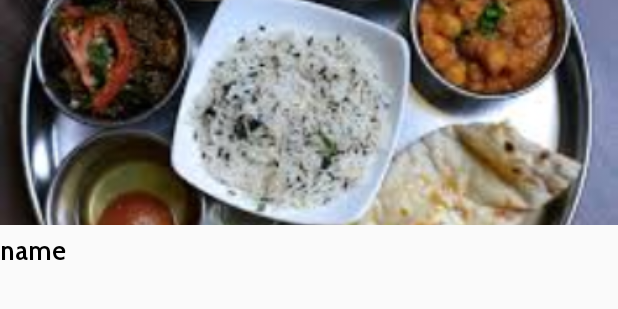
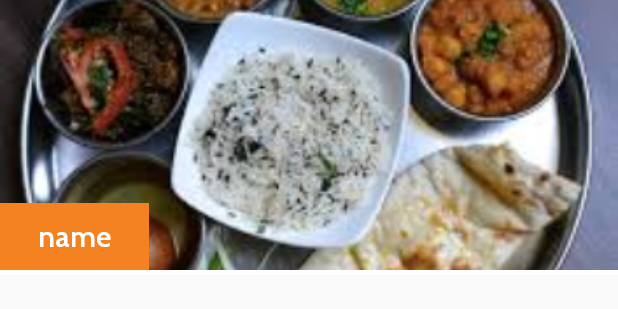
Before and after one commit to priyadharsini586/Android_Restaurants_App, an Android app: the layout catagory_layout.xml on its own in the app's theme, with its tools: preview values and no code run, on a phone screen of 412 x 824 dp. Shown: the top 309 px of the screen. Run offline under Robolectric (Android 15) with nearby library versions, the phone set to English and light mode, and no system bars.

Commit message:
catagory changes

```diff
--- a/app/src/main/AndroidManifest.xml
+++ b/app/src/main/AndroidManifest.xml
@@ -51,7 +51,7 @@
         </receiver>
 
         <activity android:name=".activity.LoginActivity" />
-        <activity android:name=".activity.ItemActivity" />
+        <activity android:name=".fragment.ItemFragment" />
         <activity
             android:name=".activity.MenuNavigationActivity"
             android:theme="@style/AppTheme.NoActionBar"/>
--- a/app/src/main/java/com/nickteck/restaurantapp/model/Constants.java
+++ b/app/src/main/java/com/nickteck/restaurantapp/model/Constants.java
@@ -22,5 +22,6 @@ public class Constants {
     //fragment
     public static String CONTENTFRAGMENT = "CONTENT_FRAGMENT";
     public static String CATEGORY_FRAGMENT = "CATEGORY_FRAGMENT";
+    public static String ITEM_FRAGMENT = "ITEM_FRAGMENT";
 
 }
--- a/app/src/main/res/layout/activity_item.xml
+++ b/app/src/main/res/layout/activity_item.xml
@@ -5,7 +5,9 @@
     android:layout_width="match_parent"
     android:layout_height="match_parent"
     android:orientation="vertical"
-    tools:context="com.nickteck.restaurantapp.activity.ItemActivity">
+    tools:context="com.nickteck.restaurantapp.fragment.ItemFragment"
+    android:background="@color/colorPrimary"
+    >
 
 
     <android.support.v7.widget.RecyclerView
--- a/app/src/main/res/layout/catagory_layout.xml
+++ b/app/src/main/res/layout/catagory_layout.xml
@@ -1,22 +1,42 @@
 <?xml version="1.0" encoding="utf-8"?>
-<LinearLayout xmlns:android="http://schemas.android.com/apk/res/android"
+<RelativeLayout
+    xmlns:android="http://schemas.android.com/apk/res/android"
     android:layout_width="match_parent"
     android:orientation="vertical"
-    android:layout_height="wrap_content">
+    android:layout_height="wrap_content"
+    android:id="@+id/rldMainMenu">
     <ImageView
         android:layout_width="match_parent"
-        android:layout_height="150dp"
+        android:layout_height="180dp"
         android:src="@drawable/cook1"
         android:scaleType="centerCrop"
         android:id="@+id/cat_image" />
-    <TextView
-        android:id="@+id/cat_name"
+    <LinearLayout
         android:layout_width="match_parent"
         android:layout_height="wrap_content"
-        android:paddingTop="5dp"
-        android:gravity="left"
-        android:text="name"
-        android:textColor="@color/black_color"
-        android:textSize="18sp" />
+        android:layout_alignBottom="@id/cat_image"
+        android:id="@+id/ldtImage">
+        <!--android:background="#66000000"-->
 
-</LinearLayout>
+
+        <TextView
+            android:id="@+id/cat_name"
+            android:layout_width="wrap_content"
+            android:layout_height="wrap_content"
+            android:gravity="left"
+            android:paddingLeft="25dp"
+            android:paddingRight="25dp"
+            android:paddingTop="10dp"
+            android:paddingBottom="10dp"
+            android:text="name"
+            android:textStyle="bold"
+            android:textColor="@color/white_color"
+            android:textSize="20sp"
+            android:background="@color/orange_color"/>
+    </LinearLayout>
+    <View
+        android:layout_width="match_parent"
+        android:layout_height="3dp"
+        android:background="@color/white_color"
+        android:layout_below="@id/ldtImage"/>
+</RelativeLayout>
--- a/app/src/main/res/layout/fragment_content.xml
+++ b/app/src/main/res/layout/fragment_content.xml
@@ -62,7 +62,8 @@
             android:layout_width="0dp"
             android:layout_height="wrap_content"
             android:orientation="vertical"
-            android:layout_weight="1">
+            android:layout_weight="1"
+            android:id="@+id/ldtMenuList">
             <ImageView
                 android:layout_width="@dimen/menu_image_dimen"
                 android:layout_height="@dimen/menu_image_dimen"
--- a/app/src/main/res/menu/activity_menu_navigation_drawer.xml
+++ b/app/src/main/res/menu/activity_menu_navigation_drawer.xml
@@ -8,7 +8,7 @@
     <group android:checkableBehavior="single"
         >
         <item
-            android:id="@+id/nav_camera"
+            android:id="@+id/nav_menu"
             android:icon="@drawable/ic_menu_menu"
             android:title="Menu" />
         <item
```
Also changed, not shown: app/src/main/java/com/nickteck/restaurantapp/Adapter/CatagoryAdapter.java (+13 -0 lines), app/src/main/java/com/nickteck/restaurantapp/activity/MenuActivity.java (+2 -10 lines), app/src/main/java/com/nickteck/restaurantapp/activity/MenuNavigationActivity.java (+6 -5 lines), app/src/main/java/com/nickteck/restaurantapp/additional_class/AdditionalClass.java (+11 -0 lines), app/src/main/java/com/nickteck/restaurantapp/fragment/CatagoryFragment.java (+20 -0 lines), app/src/main/java/com/nickteck/restaurantapp/fragment/ContentFragment.java (+20 -1 lines), app/src/main/java/com/nickteck/restaurantapp/fragment/ItemFragment.java (renamed from app/src/main/java/com/nickteck/restaurantapp/activity/ItemActivity.java, +26 -33 lines), app/src/main/res/layout/item_layout.xml (+6 -6 lines).
